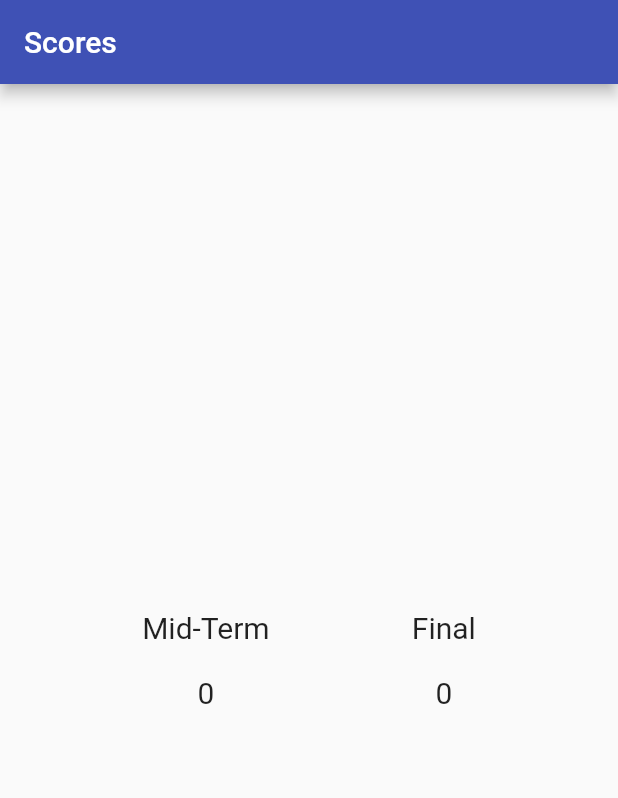
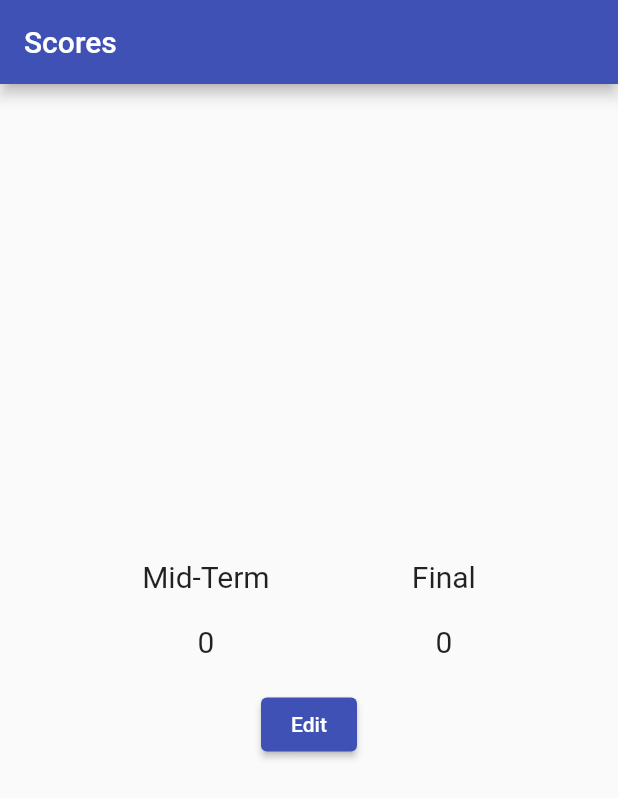
Before and after one commit to emotionalboySY/flutter_week12, a Flutter app: the screen it shows after launch, on a phone screen of 412 x 824 dp. Shown: the top 798 px of the screen. Run offline on Flutter 3.47's test engine with Material 2 defaults, Android fonts, the phone set to English and light mode, and no system bars; our stand-ins replace cloud_firestore, firebase_auth, firebase_core, flutter_chat_bubble, modal_progress_hud_nsn; accounts and stored records are empty.

Commit message:
EditPage Update, ScorePage add

```diff
--- a/flutter_week12/lib/scorepage.dart
+++ b/flutter_week12/lib/scorepage.dart
@@ -1,4 +1,6 @@
 import 'package:flutter/material.dart';
+
+import 'editpage.dart';
 
 class ScorePage extends StatelessWidget {
   const ScorePage({Key? key}) : super(key: key);
@@ -9,7 +11,18 @@ class ScorePage extends StatelessWidget {
       appBar: AppBar(
         title: const Text('Scores'),
       ),
-      body: ScorePanel(),
+      body: Column(
+        mainAxisAlignment: MainAxisAlignment.center,
+        children: [
+          ScorePanel(),
+          SizedBox(
+            height: 20,
+          ),
+          ElevatedButton(onPressed: () {
+            Navigator.push(context, MaterialPageRoute(builder: (context) => EditPage()));
+          }, child: Text('Edit')),
+        ],
+      ),
     );
   }
 }
@@ -24,7 +37,7 @@ class ScorePanel extends StatelessWidget {
       children: [
         Column(
           mainAxisAlignment: MainAxisAlignment.center,
-          children: [
+          children: const [
             Text('Mid-Term', style: TextStyle(fontSize: 20),),
             SizedBox(
               height: 20,
@@ -34,7 +47,7 @@ class ScorePanel extends StatelessWidget {
         ),
         Column(
           mainAxisAlignment: MainAxisAlignment.center,
-          children: [
+          children: const [
             Text('Final', style: TextStyle(fontSize: 20),),
             SizedBox(
               height: 20,
```
Also changed, not shown: flutter_week12/lib/editpage.dart (+32 -1 lines).
